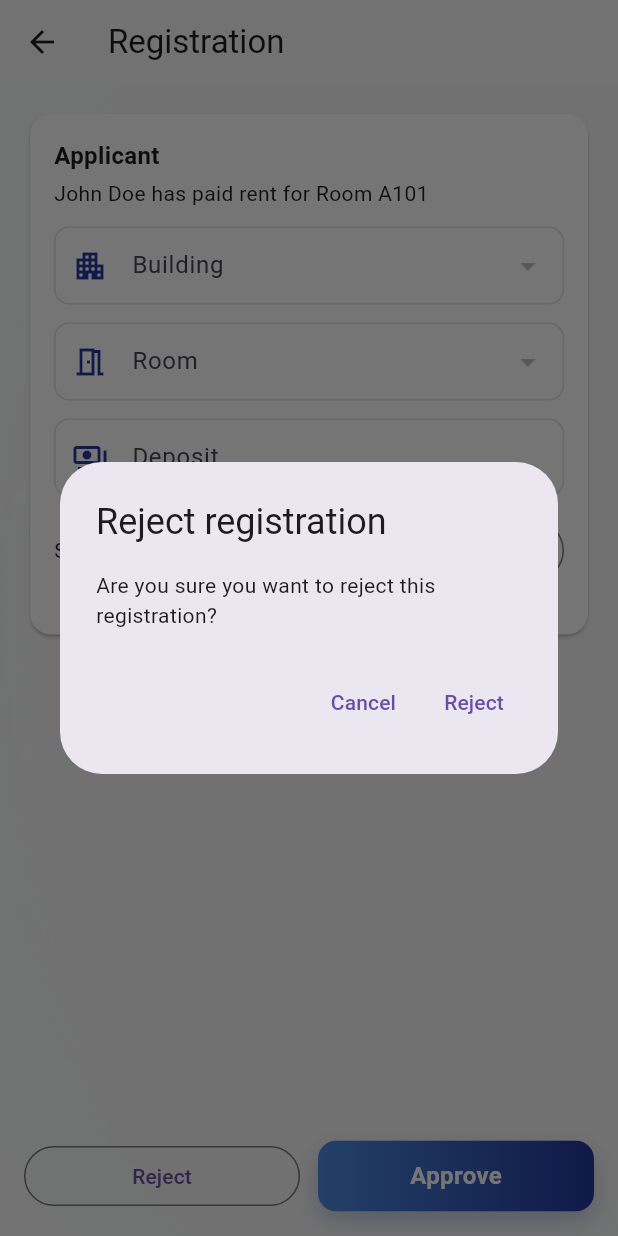
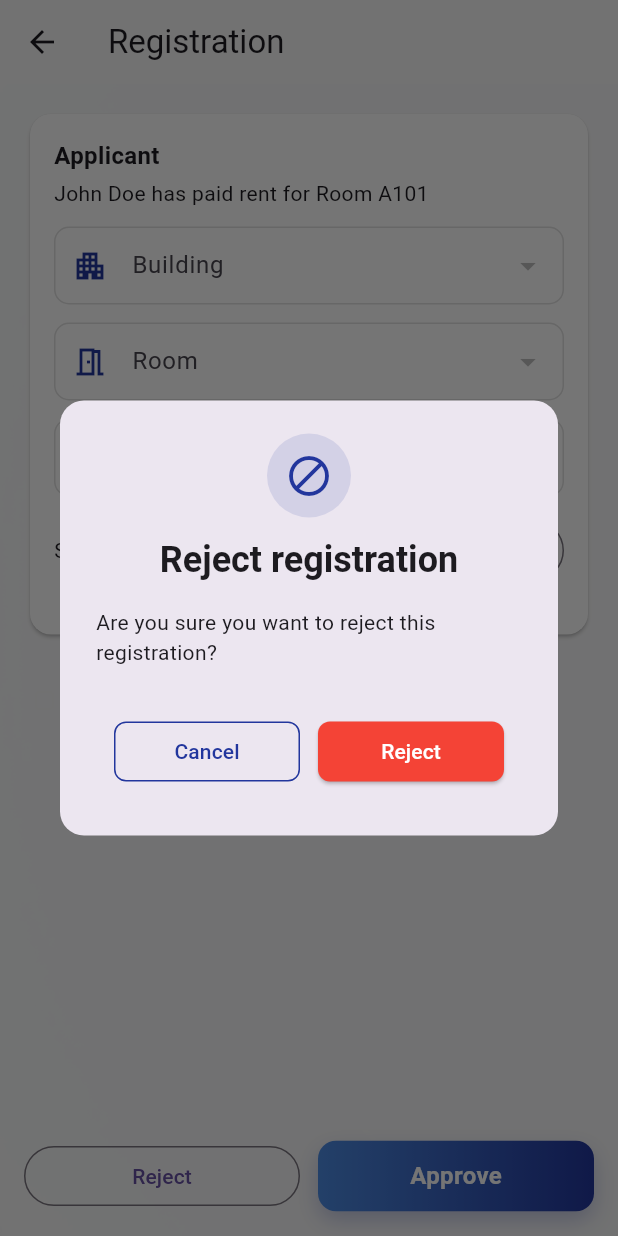
Before and after one commit to ChayLimm/Lomnov-Frontend, a Flutter app: the RegistrationDetail screen opened directly with sample values from the repository, after a tap on "Reject", on a phone screen of 412 x 824 dp. Run offline on Flutter 3.47's test engine with Material 3 defaults, Android fonts, the phone set to English and light mode, and no system bars; our stand-ins replace animated_notch_bottom_bar, file_picker, flutter_dotenv, flutter_secure_storage, get, google_nav_bar; missing offline and left inert: mobile_device_identifier, panara_dialogs; accounts and stored records are empty; network calls fail.

Commit message:
update the dialog on delete

```diff
--- a/lib/Presentation/views/notifications/registration_detail.dart
+++ b/lib/Presentation/views/notifications/registration_detail.dart
@@ -8,6 +8,7 @@ import 'package:app/data/dto/room_dto.dart';
 import 'package:app/data/services/notifications/notification_service.dart';
 import 'package:app/Presentation/themes/app_colors.dart';
 import 'package:app/Presentation/widgets/gradient_button.dart';
+import 'package:app/Presentation/widgets/confirm_action_dialog.dart';
 
 class RegistrationDetail extends StatefulWidget {
   final AppNotification notification;
@@ -111,13 +112,13 @@ class _RegistrationDetailState extends State<RegistrationDetail> {
   Future<void> _reject() async {
     final ok = await showDialog<bool>(
       context: context,
-      builder: (_) => AlertDialog(
-        title: const Text('Reject registration'),
+      builder: (_) => ConfirmActionDialog(
+        title: 'Reject registration',
         content: const Text('Are you sure you want to reject this registration?'),
-        actions: [
-          TextButton(onPressed: () => Get.back(result: false), child: const Text('Cancel')),
-          TextButton(onPressed: () => Get.back(result: true), child: const Text('Reject')),
-        ],
+        cancelLabel: 'Cancel',
+        confirmLabel: 'Reject',
+        confirmDestructive: true,
+        avatarIcon: Icons.block,
       ),
     );
     if (ok != true) return;
--- /dev/null
+++ b/lib/Presentation/widgets/confirm_action_dialog.dart
@@ -0,0 +1,77 @@
+import 'package:flutter/material.dart';
+import 'package:app/Presentation/themes/app_colors.dart';
+
+/// A reusable confirmation dialog that matches the app's avatar-style
+/// confirmation UI (icon/avatar + full-width Cancel/Delete buttons).
+class ConfirmActionDialog extends StatelessWidget {
+  final String title;
+  final Widget? content;
+  final String cancelLabel;
+  final String confirmLabel;
+  final bool confirmDestructive;
+  final IconData? avatarIcon;
+  final double avatarRadius;
+
+  const ConfirmActionDialog({
+    super.key,
+    required this.title,
+    this.content,
+    this.cancelLabel = 'Cancel',
+    this.confirmLabel = 'Confirm',
+    this.confirmDestructive = false,
+    this.avatarIcon = Icons.help_outline,
+    this.avatarRadius = 28,
+  });
+
+  @override
+  Widget build(BuildContext context) {
+    return AlertDialog(
+      shape: RoundedRectangleBorder(borderRadius: BorderRadius.circular(16)),
+      titlePadding: const EdgeInsets.only(top: 22),
+      title: Column(
+        children: [
+          CircleAvatar(
+            radius: avatarRadius,
+            backgroundColor: AppColors.primaryColor.withOpacity(0.12),
+            child: Icon(avatarIcon, color: AppColors.primaryColor, size: 32),
+          ),
+          const SizedBox(height: 12),
+          Text(title, style: const TextStyle(fontWeight: FontWeight.w700)),
+        ],
+      ),
+      content: content,
+      actions: [
+        Padding(
+          padding: const EdgeInsets.symmetric(horizontal: 12, vertical: 8),
+          child: Row(
+            children: [
+              Expanded(
+                child: OutlinedButton(
+                  style: OutlinedButton.styleFrom(
+                    side: BorderSide(color: AppColors.primaryColor),
+                    foregroundColor: AppColors.primaryColor,
+                    shape: RoundedRectangleBorder(borderRadius: BorderRadius.circular(8)),
+                  ),
+                  onPressed: () => Navigator.of(context).pop(false),
+                  child: Text(cancelLabel),
+                ),
+              ),
+              const SizedBox(width: 12),
+              Expanded(
+                child: ElevatedButton(
+                  style: ElevatedButton.styleFrom(
+                    backgroundColor: confirmDestructive ? AppColors.errorColor : AppColors.primaryColor,
+                    foregroundColor: Colors.white,
+                    shape: RoundedRectangleBorder(borderRadius: BorderRadius.circular(8)),
+                  ),
+                  onPressed: () => Navigator.of(context).pop(true),
+                  child: Text(confirmLabel),
+                ),
+              ),
+            ],
+          ),
+        ),
+      ],
+    );
+  }
+}
--- a/lib/data/dto/room_dto.dart
+++ b/lib/data/dto/room_dto.dart
@@ -16,6 +16,7 @@ class RoomDto {
   final dynamic currentContract;
   final String? createdAt;
   final String? updatedAt;
+  final String? imageUrl;
 
   const RoomDto({
     required this.id,
@@ -32,6 +33,7 @@ class RoomDto {
     this.currentContract,
     this.createdAt,
     this.updatedAt,
+    this.imageUrl,
   });
 
   /// Create from API JSON response (handles items wrapped in `data` or raw)
@@ -56,6 +58,7 @@ class RoomDto {
       barcode: (data['barcode'] ?? '').toString(),
       floor: (data['floor'] ?? '').toString(),
       status: (data['status'] ?? '').toString(),
+      imageUrl: (data['image_url'] ?? data['imageUrl'] ?? data['image'])?.toString(),
       building: data['building'] is Map ? Map<String, dynamic>.from(data['building']) : null,
       roomType: data['room_type'] is Map ? Map<String, dynamic>.from(data['room_type']) : null,
       contracts: (data['contracts'] as List?) ?? const [],
@@ -75,6 +78,7 @@ class RoomDto {
     'barcode': barcode,
     'floor': floor,
     'status': status,
+    'image_url': imageUrl,
     'building': building,
     'room_type': roomType,
     'contracts': contracts,
@@ -100,6 +104,7 @@ class RoomDto {
       currentContract: currentContract,
       createdAt: createdAt,
       updatedAt: updatedAt,
+      imgUrl: imageUrl,
     );
   }
 
--- a/lib/domain/models/building_model/building_model.dart
+++ b/lib/domain/models/building_model/building_model.dart
@@ -49,6 +49,7 @@ class RoomModel {
 	final dynamic currentContract;
 	final String? createdAt;
 	final String? updatedAt;
+  final String? imgUrl;
 
 	const RoomModel({
 		required this.id,
@@ -64,7 +65,7 @@ class RoomModel {
 		this.contracts = const [],
 		this.currentContract,
 		this.createdAt,
-		this.updatedAt,
+		this.updatedAt, this.imgUrl,
 	});
 
   void operator [](String other) {}
```
Also changed, not shown: lib/Presentation/views/buildings/building_detail_view.dart (+12 -13 lines), lib/Presentation/views/buildings/buildings_view.dart (+12 -16 lines), lib/Presentation/views/home/home_parts/overview_card.dart (+6 -3 lines), lib/Presentation/views/home/home_parts/receipts_section.dart (+6 -3 lines), lib/Presentation/views/reports/report_view.dart (+9 -15 lines), lib/Presentation/views/rooms/room_detail_view.dart (+56 -0 lines), lib/Presentation/views/settings/roles/role_screen.dart (+7 -9 lines), lib/Presentation/views/settings/room_type/room_type_screen.dart (+7 -15 lines), lib/Presentation/views/settings/room_type_view.dart (+7 -17 lines), lib/Presentation/views/settings/services/service_screen.dart (+8 -18 lines).
